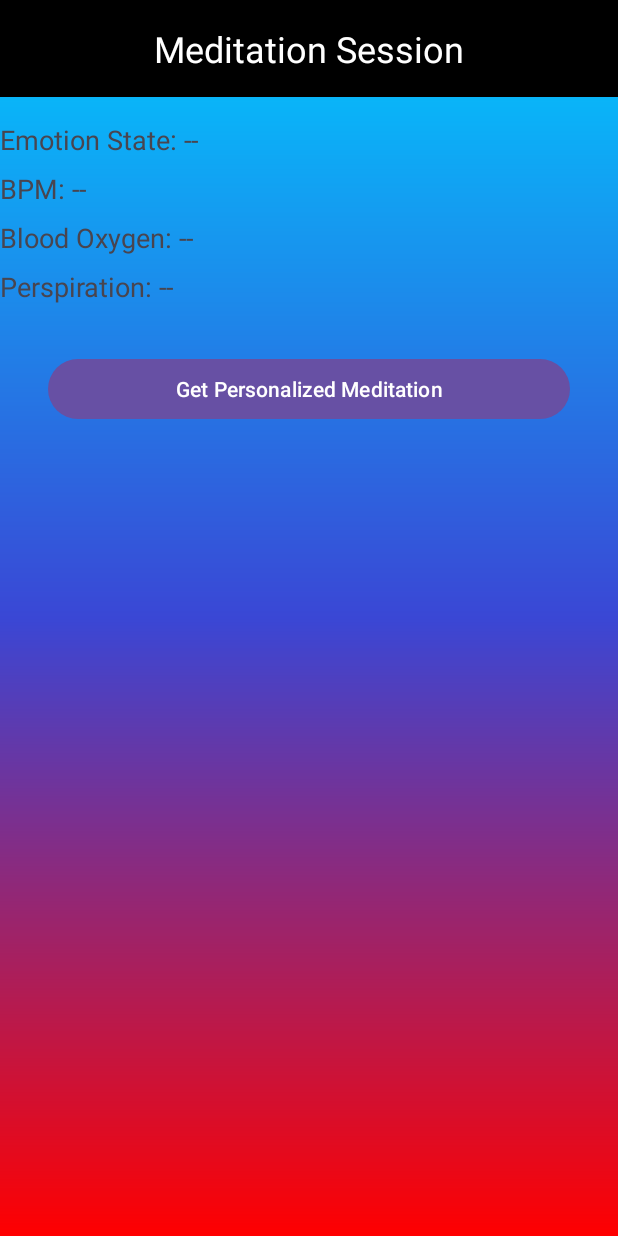
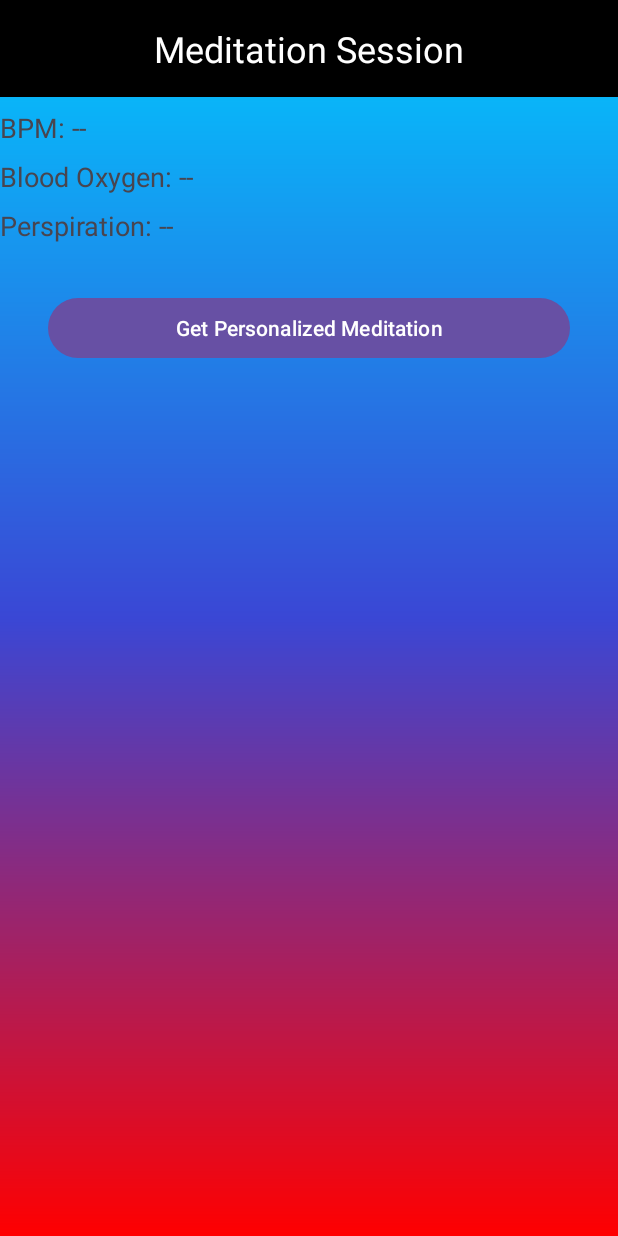
Before and after one commit to ELECTRONICA-2501/ZensorApp, an Android app: the MeditationSessionActivity screen opened directly, with no data from a screen before it, on a phone screen of 412 x 824 dp. Run offline under Robolectric (Android 15) with nearby library versions, the phone set to English and light mode, and no system bars; our stand-ins replace Firebase (no records; nobody signed in at launch, a user with empty details on screens opened directly).

Commit message:
MY BOA HEAT

```diff
--- a/app/src/main/java/com/example/zensorapp/MainActivity.java
+++ b/app/src/main/java/com/example/zensorapp/MainActivity.java
@@ -97,12 +97,15 @@ import androidx.appcompat.app.AppCompatActivity;
 
 import com.google.firebase.auth.FirebaseAuth;
 import com.google.firebase.auth.FirebaseUser;
+import com.google.firebase.database.DatabaseReference;
+import com.google.firebase.database.FirebaseDatabase;
 
 public class MainActivity extends AppCompatActivity {
 
     private Button loginBtn, createAccountBtn;
     private EditText emailET, passwordET;
     private FirebaseAuth firebaseAuth;
+
 
     @Override
     protected void onCreate(Bundle savedInstanceState) {
--- a/app/src/main/java/com/example/zensorapp/MeditationSessionActivity.java
+++ b/app/src/main/java/com/example/zensorapp/MeditationSessionActivity.java
@@ -23,23 +23,23 @@ public class MeditationSessionActivity extends AppCompatActivity {
         bpmDataView = findViewById(R.id.bpmDataView);
         oxygenDataView = findViewById(R.id.oxygenDataView);
         perspirationDataView = findViewById(R.id.perspirationDataView);
-        emotionStateView = findViewById(R.id.emotionStateView); // Make sure this ID exists in your XML
+        //emotionStateView = findViewById(R.id.emotionStateView); // Make sure this ID exists in your XML
 
         // Reference to your Firebase path to the mock data
-        DatabaseReference mockDataRef = FirebaseDatabase.getInstance().getReference().child("mock_data");
+        DatabaseReference mockDataRef = FirebaseDatabase.getInstance().getReference().child("sensor_data");
 
         // Attach a listener to read the data
         mockDataRef.addValueEventListener(new ValueEventListener() {
             @Override
             public void onDataChange(DataSnapshot dataSnapshot) {
                 for (DataSnapshot snapshot : dataSnapshot.getChildren()) {
-                    String emotionState = snapshot.child("Emotion State").getValue(String.class);
+                    //String emotionState = snapshot.child("Emotion State").getValue(String.class);
                     Double heartRate = snapshot.child("Heart Rate").getValue(Double.class);
                     Double oxygenLevel = snapshot.child("Oxygen Level").getValue(Double.class);
                     Double perspiration = snapshot.child("Perspiration").getValue(Double.class);
 
                     // Update the TextViews with the data
-                    emotionStateView.setText("Emotion State: " + emotionState);
+                    //emotionStateView.setText("Emotion State: " + emotionState);
                     bpmDataView.setText("Heart Rate: " + formatDouble(heartRate));
                     oxygenDataView.setText("Oxygen Level: " + formatDouble(oxygenLevel));
                     perspirationDataView.setText("Perspiration: " + formatDouble(perspiration));
--- a/app/src/main/res/layout/startmeditationsession.xml
+++ b/app/src/main/res/layout/startmeditationsession.xml
@@ -21,24 +21,13 @@
         app:layout_constraintTop_toTopOf="parent"/>
 
     <TextView
-        android:id="@+id/emotionStateView"
-        android:layout_width="0dp"
-        android:layout_height="wrap_content"
-        android:layout_marginTop="16dp"
-        android:text="Emotion State: --"
-        android:textSize="18sp"
-        app:layout_constraintTop_toBottomOf="@id/meditationHeader"
-        app:layout_constraintStart_toStartOf="parent"
-        app:layout_constraintEnd_toEndOf="parent"/>
-
-    <TextView
         android:id="@+id/bpmDataView"
         android:layout_width="0dp"
         android:layout_height="wrap_content"
         android:layout_marginTop="8dp"
         android:text="BPM: --"
         android:textSize="18sp"
-        app:layout_constraintTop_toBottomOf="@id/emotionStateView"
+        app:layout_constraintTop_toBottomOf="@id/meditationHeader"
         app:layout_constraintStart_toStartOf="parent"
         app:layout_constraintEnd_toEndOf="parent"/>
 
```
Also changed, not shown: app/src/main/java/com/example/zensorapp/PromptUserQs.java (+314 -15 lines), app/src/main/res/layout/activity_prompt_user_qs.xml (+4 -17 lines).
